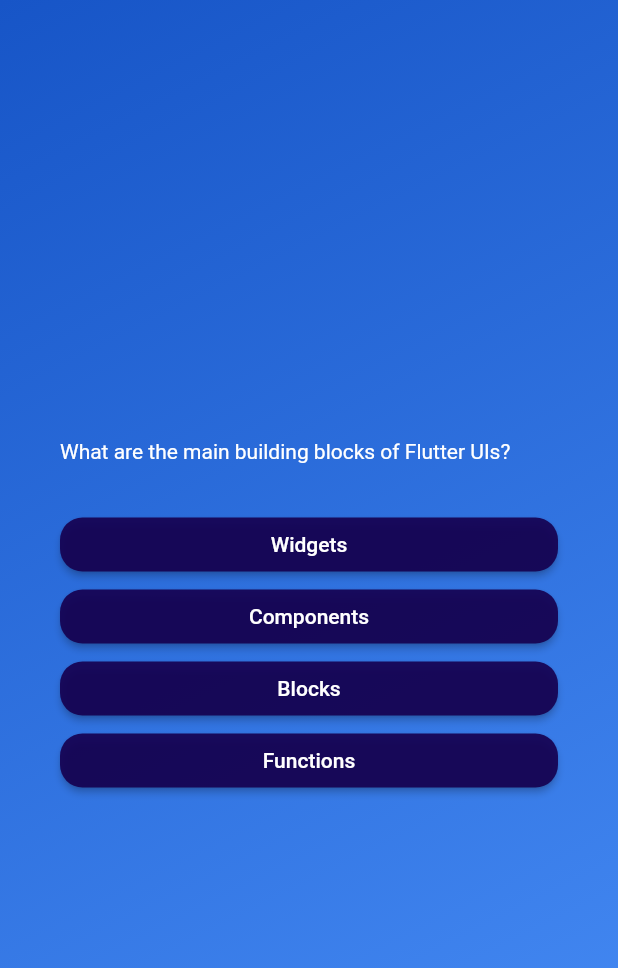
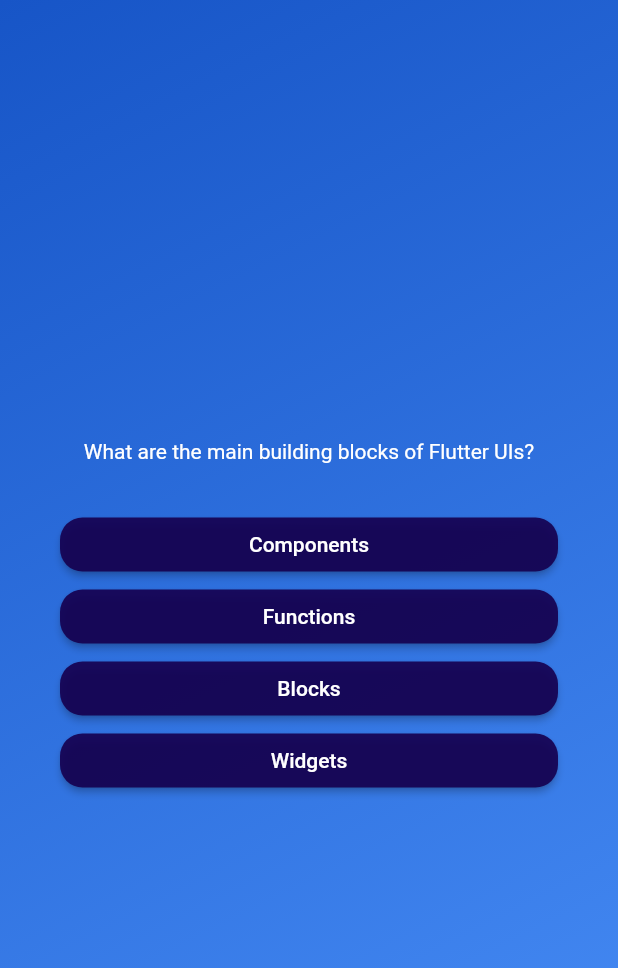
Before and after one commit to omarzouaoui1/QuizApp, a Flutter app: the screen it shows after launch, after a tap on "Start Quiz", on a phone screen of 412 x 824 dp. Shown: the top 968 px of the screen. Run offline on Flutter 3.47's test engine with Material 2 defaults, Android fonts, the phone set to English and light mode, and no system bars.

```diff
--- a/flutter_quiz_app/lib/models/quiz_questions.dart
+++ b/flutter_quiz_app/lib/models/quiz_questions.dart
@@ -3,4 +3,10 @@ class QuizQuestion {
 
   final String text;
   final List<String> answers;
+
+  List<String> getShuffledAnswers() {
+    final shuffledList = List.of(answers);
+    shuffledList.shuffle();
+    return shuffledList;
+  }
 }
--- a/flutter_quiz_app/lib/questions_screen.dart
+++ b/flutter_quiz_app/lib/questions_screen.dart
@@ -23,12 +23,15 @@ class _QuestionsScreenState extends State<QuestionsScreen> {
           children: [
             Text(
               currentQuestion.text,
-              style: const TextStyle(color: Colors.white),
+              style: const TextStyle(
+                color: Colors.white,
+              ),
+              textAlign: TextAlign.center,
             ),
             const SizedBox(
               height: 30.0,
             ),
-            ...currentQuestion.answers.map(
+            ...currentQuestion.getShuffledAnswers().map(
               (answer) {
                 return AnswerButton(
                   answerText: answer,
```
